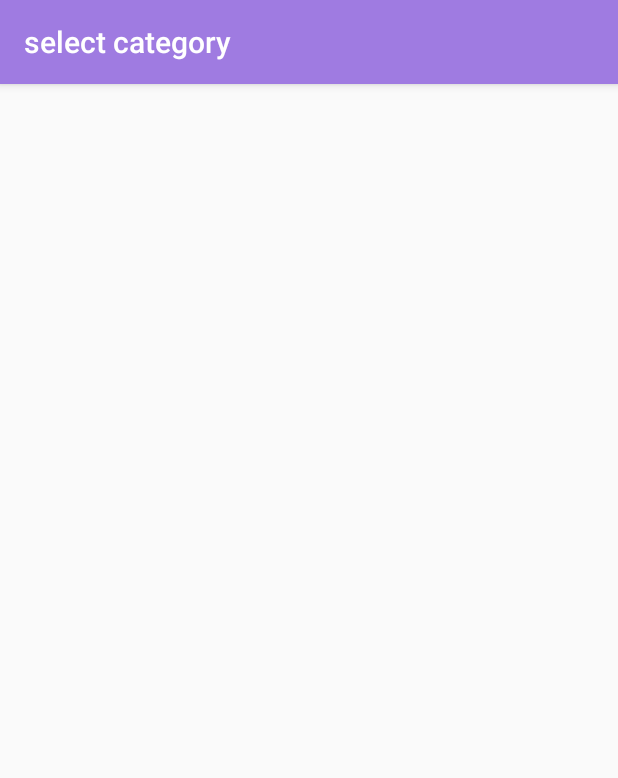
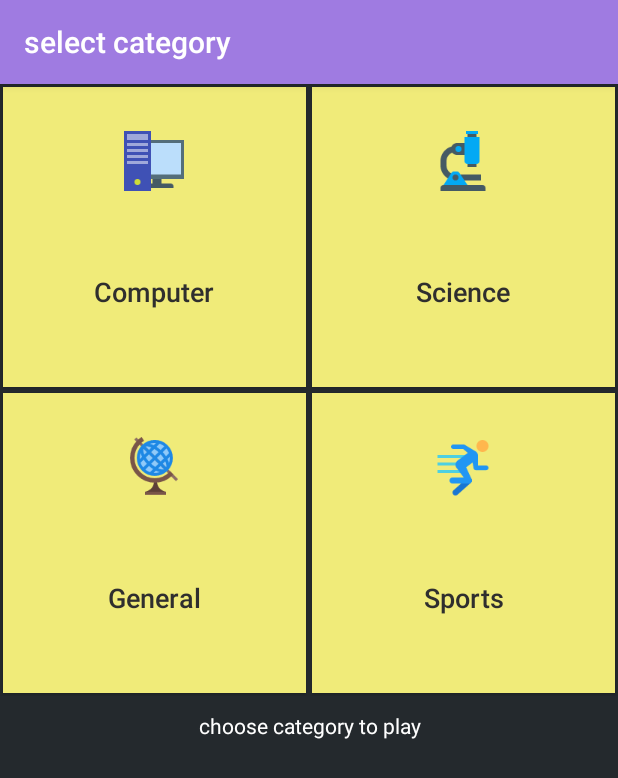
Before and after one commit to praseedm/puzzlebazar, an Android app: the CategoryActivity screen opened directly, with no data from a screen before it, on a phone screen of 412 x 824 dp. Shown: the top 778 px of the screen. Run offline under Robolectric (Android 15) with nearby library versions, the phone set to English and light mode, and no system bars.

```diff
--- a/app/src/main/AndroidManifest.xml
+++ b/app/src/main/AndroidManifest.xml
@@ -32,8 +32,10 @@
             android:name=".ProfileActivity"
             android:label="Profile"
             android:theme="@style/AppTheme.NoActionBar" />
-        <activity android:name=".CategoryActivity"
-            android:label="@string/label_category"/>
+        <activity
+            android:name=".CategoryActivity"
+            android:label="@string/label_category" />
+        <activity android:name=".LoadActivity"></activity>
     </application>
 
 </manifest>
--- a/app/src/main/java/com/p6c/project/puzzlebazar/CategoryActivity.java
+++ b/app/src/main/java/com/p6c/project/puzzlebazar/CategoryActivity.java
@@ -1,13 +1,35 @@
 package com.p6c.project.puzzlebazar;
 
+import android.content.Intent;
 import android.support.v7.app.AppCompatActivity;
 import android.os.Bundle;
+import android.view.View;
+import android.widget.Button;
+import android.widget.Toast;
 
-public class CategoryActivity extends AppCompatActivity {
+import com.p6c.project.puzzlebazar.model.Common;
+
+public class CategoryActivity extends AppCompatActivity implements View.OnClickListener {
+    Button cat1,cat2,cat3,cat4;
 
     @Override
     protected void onCreate(Bundle savedInstanceState) {
         super.onCreate(savedInstanceState);
         setContentView(R.layout.activity_category);
+        cat1 = findViewById(R.id.cat1);
+        cat2 = findViewById(R.id.cat2);
+        cat3 = findViewById(R.id.cat3);
+        cat4 = findViewById(R.id.cat4);
+
+        cat1.setOnClickListener(this);
+        cat2.setOnClickListener(this);
+        cat3.setOnClickListener(this);
+        cat4.setOnClickListener(this);
+    }
+
+    @Override
+    public void onClick(View v) {
+        Button clicked = (Button) v;
+        Common.category = clicked.getText().toString();
     }
 }
--- a/app/src/main/java/com/p6c/project/puzzlebazar/model/Contants.java
+++ b/app/src/main/java/com/p6c/project/puzzlebazar/model/Contants.java
@@ -7,6 +7,12 @@ public class Contants {
     public static String def_status = "Hi,Lets Explore with VaYa";
     public static String Question_Ref = "Questions";
     public static String User_Ref = "Users";
+
+    //categories
+    public static String category1 = "Computer";
+    public static String category2 = "Science";
+    public static String category3 = "General";
+    public static String category4 = "Sports";
 
     //Save Context
     public static String categoryId;
--- /dev/null
+++ b/app/src/main/res/drawable-xxxhdpi/buttonstyle_large.xml
@@ -0,0 +1,14 @@
+<?xml version="1.0" encoding="utf-8"?>
+<selector xmlns:android="http://schemas.android.com/apk/res/android">
+    <item android:state_pressed="true">
+        <shape>
+            <solid android:color="@color/cat_dark" />
+        </shape>
+    </item>
+
+    <item android:state_pressed="false">
+        <shape>
+            <solid android:color="@color/cat_backG" />
+        </shape>
+    </item>
+</selector>
--- a/app/src/main/res/layout/activity_category.xml
+++ b/app/src/main/res/layout/activity_category.xml
@@ -26,14 +26,13 @@
                 android:layout_height="200dp"
                 android:layout_margin="2dp"
                 android:layout_weight="1"
-                android:background="@color/cat_backG"
+                android:background="@drawable/buttonstyle_large"
                 android:drawableTop="@drawable/computer"
-                android:foreground="?android:attr/selectableItemBackground"
                 android:paddingTop="25dp"
-                android:text="Computer"
+                android:text="@string/catname_1"
                 android:textAllCaps="false"
                 android:textColor="#2f2e2e"
-                android:textSize="18sp" />
+                android:textSize="18sp"/>
 
             <Button
                 android:id="@+id/cat2"
@@ -41,11 +40,11 @@
                 android:layout_height="200dp"
                 android:layout_margin="2dp"
                 android:layout_weight="1"
-                android:background="@color/cat_backG"
+                android:background="@drawable/buttonstyle_large"
                 android:drawableTop="@drawable/science"
                 android:foreground="?android:attr/selectableItemBackground"
                 android:paddingTop="25dp"
-                android:text="Science"
+                android:text="@string/catname_2"
                 android:textAllCaps="false"
                 android:textColor="#2f2e2e"
                 android:textSize="18sp" />
@@ -64,11 +63,11 @@
                 android:layout_height="200dp"
                 android:layout_margin="2dp"
                 android:layout_weight="1"
-                android:background="@color/cat_backG"
+                android:background="@drawable/buttonstyle_large"
                 android:drawableTop="@drawable/general"
                 android:foreground="?android:attr/selectableItemBackground"
                 android:paddingTop="25dp"
-                android:text="General"
+                android:text="@string/catname_3"
                 android:textAllCaps="false"
                 android:textColor="#2f2e2e"
                 android:textSize="18sp" />
@@ -79,11 +78,11 @@
                 android:layout_height="200dp"
                 android:layout_margin="2dp"
                 android:layout_weight="1"
-                android:background="@color/cat_backG"
+                android:background="@drawable/buttonstyle_large"
                 android:drawableTop="@drawable/sports"
                 android:foreground="?android:attr/selectableItemBackground"
                 android:paddingTop="25dp"
-                android:text="Sports"
+                android:text="@string/catname_4"
                 android:textAllCaps="false"
                 android:textColor="#2f2e2e"
                 android:textSize="18sp" />
@@ -95,7 +94,6 @@
             android:layout_height="wrap_content"
             android:gravity="center_horizontal"
             android:text="choose category to play"
-            android:textSize="?android:attr/textAppearanceSmall"
             android:layout_marginTop="10dp"
             android:textColor="@android:color/white"/>
 
--- a/app/src/main/res/layout/content_profile.xml
+++ b/app/src/main/res/layout/content_profile.xml
@@ -51,7 +51,7 @@
         android:background="@drawable/buttonstyle"
         android:clickable="true"
         android:padding="15dp"
-        android:text="PLAY NOW"
+        android:text="START"
         android:textStyle="bold"
         android:textSize="25sp"
         android:textColor="@color/colorAccent"
--- a/app/src/main/res/values/colors.xml
+++ b/app/src/main/res/values/colors.xml
@@ -4,6 +4,7 @@
     <color name="colorPrimaryDark">#24292d</color>
     <color name="colorAccent">#9f7be1</color>
     <color name="cat_backG">#f0eb79</color>
+    <color name="cat_dark">#e1dc76</color>
 
     <!-- Auth custom -->
     <color name="material_green_50">#E8F5E9</color>
--- a/app/src/main/res/values/strings.xml
+++ b/app/src/main/res/values/strings.xml
@@ -9,4 +9,8 @@
     <string name="title_activity_profile">ProfileActivity</string>
     <string name="splashText">PuzzleBazar</string>
     <string name="label_category">select category</string>
+    <string name="catname_3">General</string>
+    <string name="catname_4">Sports</string>
+    <string name="catname_1">Computer</string>
+    <string name="catname_2">Science</string>
 </resources>
--- a/app/src/main/res/values/styles.xml
+++ b/app/src/main/res/values/styles.xml
@@ -19,6 +19,8 @@
         </item> <!-- Whatever color you want-->
     </style>
 
+
+
     <style name="GreenTheme" parent="FirebaseUI">
         <!-- Required for sign-in flow styling -->
         <item name="colorPrimary">@color/material_green_500</item>
```
Also changed, not shown: app/src/main/java/com/p6c/project/puzzlebazar/LoadActivity.java (added, +13 -0 lines), app/src/main/res/layout/activity_load.xml (added, +9 -0 lines).
